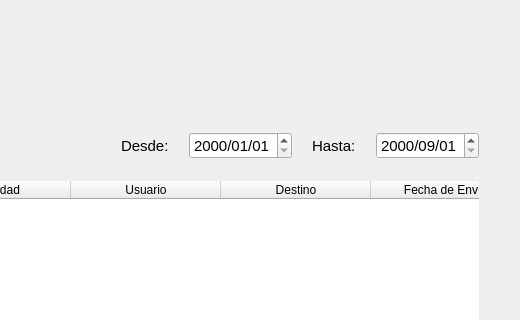
Before: the Qt Designer form blustock/ui/screens_uis/reparaciones.ui in MaxAPBusiness/Blustock, drawn with Qt 5; both pictures show x 420 to 940 and y 0 to 320 of the 940 by 639 pixel window.
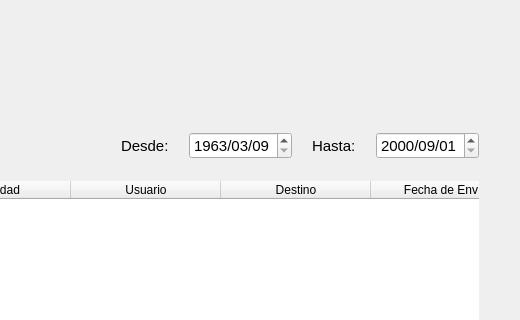
After: the same form once the commit is applied. Icons and pictures are not drawn.

```diff
--- a/blustock/ui/screens_uis/reparaciones.ui
+++ b/blustock/ui/screens_uis/reparaciones.ui
@@ -143,11 +143,31 @@
            <pointsize>11</pointsize>
           </font>
          </property>
+         <property name="dateTime">
+          <datetime>
+           <hour>0</hour>
+           <minute>0</minute>
+           <second>0</second>
+           <year>1963</year>
+           <month>3</month>
+           <day>9</day>
+          </datetime>
+         </property>
+         <property name="minimumDateTime">
+          <datetime>
+           <hour>0</hour>
+           <minute>0</minute>
+           <second>0</second>
+           <year>1963</year>
+           <month>3</month>
+           <day>9</day>
+          </datetime>
+         </property>
          <property name="minimumDate">
           <date>
-           <year>1999</year>
-           <month>9</month>
-           <day>1</day>
+           <year>1963</year>
+           <month>3</month>
+           <day>9</day>
           </date>
          </property>
          <property name="currentSection">
```
